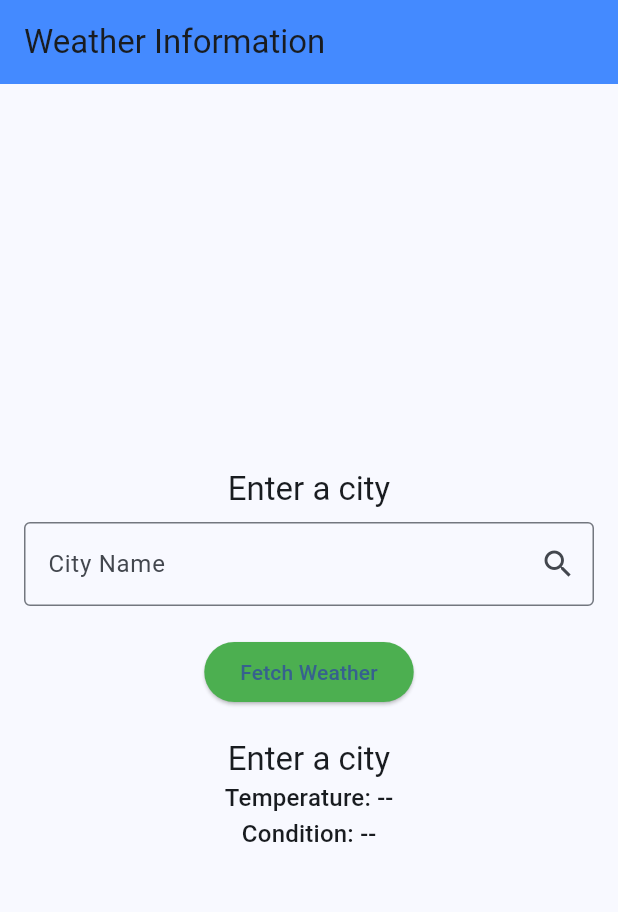
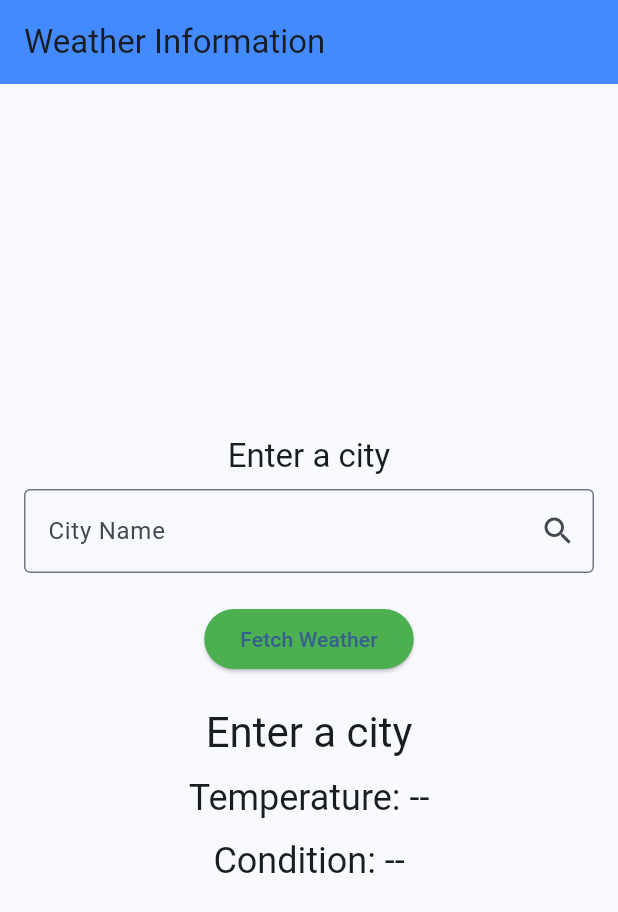
Before and after one commit to HemangShimpi/Weather_App, a Flutter app: the screen it shows after launch, on a phone screen of 412 x 824 dp. Shown: the top 912 px of the screen. Run offline on Flutter 3.47's test engine with Material 3 defaults, Android fonts, the phone set to English and light mode, and no system bars.

```diff
--- a/lib/main.dart
+++ b/lib/main.dart
@@ -84,9 +84,23 @@ class _WeatherInfoPageState extends State<WeatherInfoPage> {
               ),
             ),
             SizedBox(height: 20),
-            Text(_cityName, style: Theme.of(context).textTheme.titleLarge),
-            Text(_temperature, style: Theme.of(context).textTheme.titleMedium),
-            Text(_weatherCondition, style: Theme.of(context).textTheme.titleMedium),
+            Text(
+              _cityName,
+              style: Theme.of(context).textTheme.headlineMedium,
+              textAlign: TextAlign.center,
+            ),
+            SizedBox(height: 10),
+            Text(
+              _temperature,
+              style: Theme.of(context).textTheme.headlineSmall,
+              textAlign: TextAlign.center,
+            ),
+            SizedBox(height: 10),
+            Text(
+              _weatherCondition,
+              style: Theme.of(context).textTheme.headlineSmall,
+              textAlign: TextAlign.center,
+            ),
           ],
         ),
       ),
```
